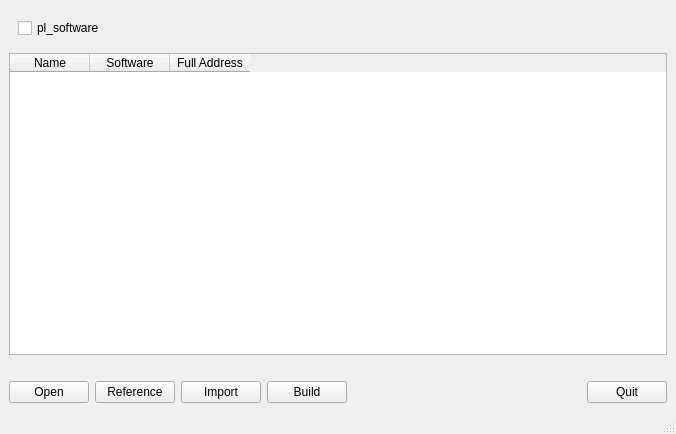
The window that manager/ui/qt/window.ui (Oreyato/Pipeline22) describes before a commit, drawn with Qt 5.
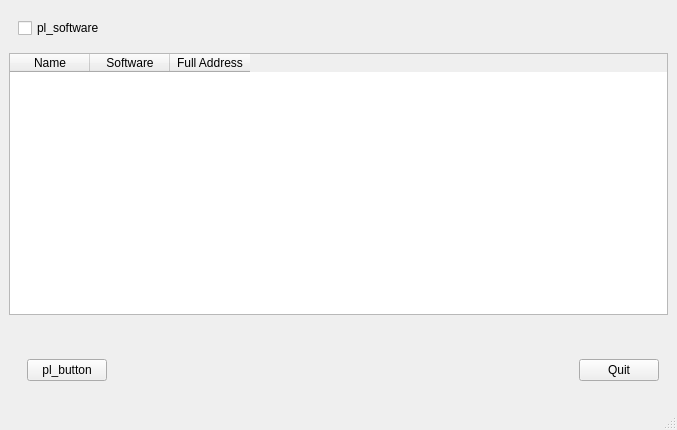
The same window after the commit.

Commit message: feat: dynamic buttons creation - ok

```diff
--- a/manager/ui/qt/window.ui
+++ b/manager/ui/qt/window.ui
@@ -6,8 +6,8 @@
    <rect>
     <x>0</x>
     <y>0</y>
-    <width>676</width>
-    <height>434</height>
+    <width>677</width>
+    <height>430</height>
    </rect>
   </property>
   <property name="windowTitle">
@@ -18,7 +18,7 @@
   </property>
   <widget class="QWidget" name="centralwidget">
    <layout class="QGridLayout" name="gridLayout">
-    <item row="1" column="2">
+    <item row="0" column="0">
      <layout class="QVBoxLayout" name="verticalLayout">
       <item>
        <layout class="QHBoxLayout" name="horizontalLayout_4">
@@ -139,36 +139,24 @@
        </spacer>
       </item>
       <item>
+       <layout class="QHBoxLayout" name="horizontalLayout_8">
+        <item>
+         <widget class="QWidget" name="lt_button" native="true">
        <layout class="QHBoxLayout" name="horizontalLayout">
         <property name="sizeConstraint">
          <enum>QLayout::SetMinimumSize</enum>
         </property>
         <item>
-         <widget class="QPushButton" name="pb_open">
-          <property name="text">
-           <string>Open</string>
-          </property>
-         </widget>
-        </item>
+            <widget class="QWidget" name="horizontalWidget_2" native="true">
+             <layout class="QHBoxLayout" name="horizontalLayout_9">
         <item>
-         <widget class="QPushButton" name="pb_reference">
+               <widget class="QPushButton" name="pl_button">
           <property name="text">
-           <string>Reference</string>
+                 <string>pl_button</string>
           </property>
          </widget>
         </item>
-        <item>
-         <widget class="QPushButton" name="pb_import">
-          <property name="text">
-           <string>Import</string>
-          </property>
-         </widget>
-        </item>
-        <item>
-         <widget class="QPushButton" name="pb_build">
-          <property name="text">
-           <string>Build</string>
-          </property>
+             </layout>
          </widget>
         </item>
         <item>
@@ -192,6 +180,9 @@
          </widget>
         </item>
        </layout>
+         </widget>
+        </item>
+       </layout>
       </item>
      </layout>
     </item>
```
Left out of the diff: 2 changed lines with no effect on the pictures. Lines whose indentation alone changed are shown as unchanged. The commit also changes 10 other files.
